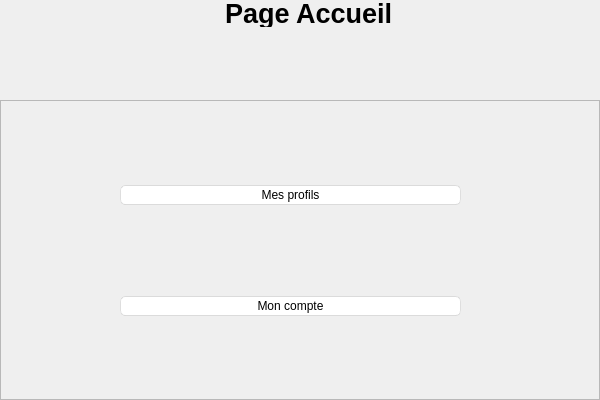
First picture: the form in FrameworkQT/src/main/c++/fr/univtours/polytech/FrameworkQT/view/homeuserinterface.ui, repository ChakSem/TPs-Plateformes-C-, before the edit.
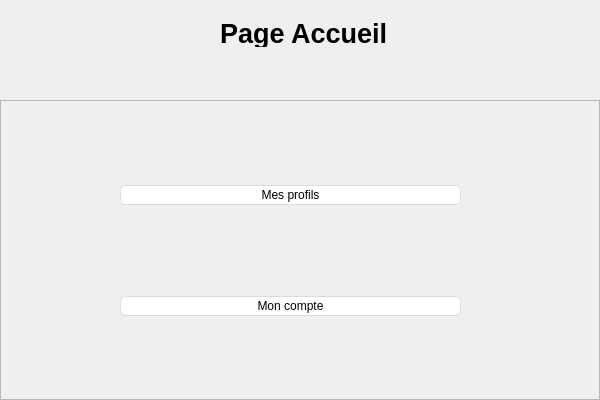
Second picture: the form after the edit.

The edit to the form file:
```diff
--- a/FrameworkQT/src/main/c++/fr/univtours/polytech/FrameworkQT/view/homeuserinterface.ui
+++ b/FrameworkQT/src/main/c++/fr/univtours/polytech/FrameworkQT/view/homeuserinterface.ui
@@ -619,8 +619,8 @@
   <widget class="QLabel" name="labelConnection">
    <property name="geometry">
     <rect>
-     <x>225</x>
-     <y>0</y>
+     <x>220</x>
+     <y>20</y>
      <width>371</width>
      <height>27</height>
     </rect>
```
